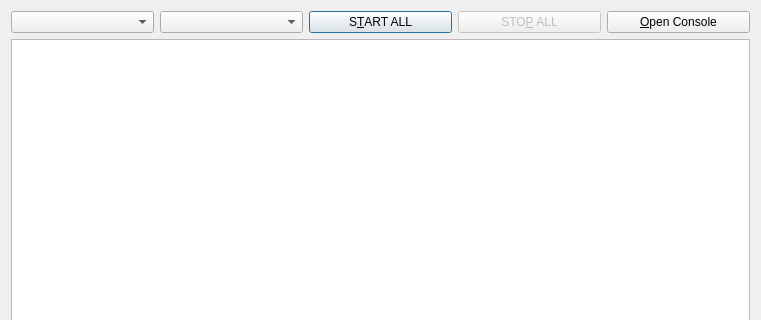
The window that rqt_launch/resource/launch_widget.ui (ros-visualization/rqt_launch) describes before a commit, drawn with Qt 5; both pictures show x 0 to 761 and y 0 to 320 of the 761 by 484 pixel window.
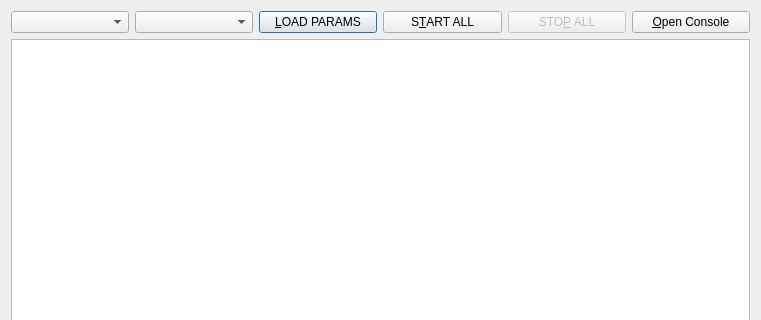
The same window after the commit.

Commit message: Fixes #341: Adding feature to load all params in a launch config onto parameter server.

```diff
--- a/rqt_launch/resource/launch_widget.ui
+++ b/rqt_launch/resource/launch_widget.ui
@@ -28,6 +28,13 @@
      <item>
       <widget class="QComboBox" name="_combobox_launchfile_name"/>
      </item>
+     <item>
+      <widget class="QPushButton" name="_pushbutton_load_params">
+       <property name="text">
+        <string>&amp;LOAD PARAMS</string>
+       </property>
+      </widget>
+     </item>
      <item>
       <widget class="QPushButton" name="_pushbutton_start_all">
        <property name="text">
```
The commit also changes 2 other files.
